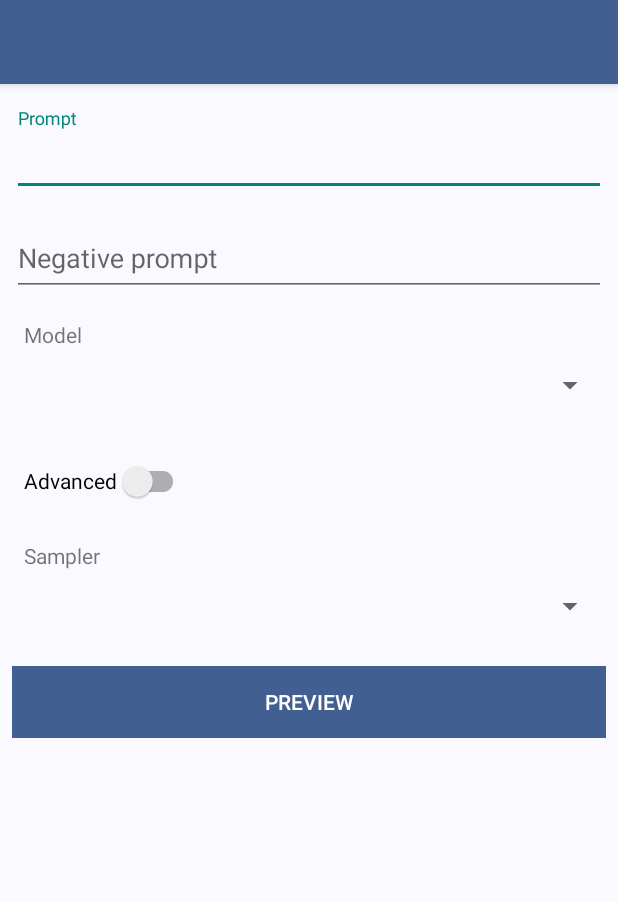
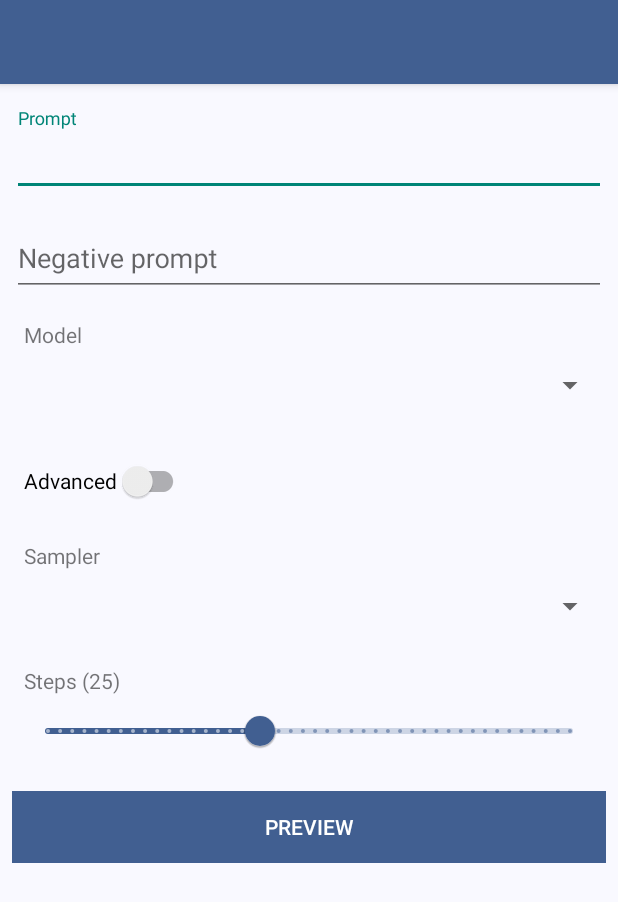
Before and after one commit to RikudouSage/AiWallpaperChanger, an Android app: the layout activity_main.xml on its own in the app's theme, with its tools: preview values and no code run, on a phone screen of 412 x 824 dp. Shown: the top 902 px of the screen. Run offline under Robolectric (Android 15) with nearby library versions, the phone set to English and light mode, and no system bars; network calls fail.

Commit message:
Add steps

```diff
--- a/app/src/main/res/layout/activity_main.xml
+++ b/app/src/main/res/layout/activity_main.xml
@@ -142,6 +142,31 @@
                     android:spinnerMode="dialog" />
             </com.google.android.material.textfield.TextInputLayout>
 
+            <TextView
+                android:id="@+id/steps_title"
+                android:layout_width="0dp"
+                android:layout_height="wrap_content"
+                app:layout_constraintTop_toBottomOf="@id/sampler_wrapper"
+                android:layout_marginTop="16dp"
+                app:layout_constraintStart_toStartOf="parent"
+                android:layout_marginStart="8dp"
+                tools:text="Steps (25)"
+                android:text="@string/app.generate.steps" />
+
+            <com.google.android.material.slider.Slider
+                android:id="@+id/steps_slider"
+                android:layout_width="0dp"
+                android:layout_height="wrap_content"
+                android:layout_marginStart="8dp"
+                android:layout_marginEnd="8dp"
+                android:stepSize="1"
+                android:value="25"
+                android:valueFrom="1"
+                android:valueTo="60"
+                app:layout_constraintEnd_toEndOf="parent"
+                app:layout_constraintStart_toStartOf="parent"
+                app:layout_constraintTop_toBottomOf="@id/steps_title" />
+
         </androidx.constraintlayout.widget.ConstraintLayout>
 
         <LinearLayout
--- a/app/src/main/res/values/strings.xml
+++ b/app/src/main/res/values/strings.xml
@@ -4,7 +4,7 @@
     <string name="app.generate.negative_prompt">Negative prompt</string>
     <string name="app.generate.model">Model</string>
     <string name="app.error.fetching_models_failed">Fetching the list of available models failed, please try again later.</string>
-    <string name="app.generate.steps">Steps</string>
+    <string name="app.generate.steps">Steps (%d)</string>
     <string name="app.generate.preview">Preview</string>
     <string name="app.error.generating_failed">Generating your image failed, please try again later.</string>
     <string name="app.error.create_tmp_file">Could not create a temporary file to store the generated image in.</string>
```
Also changed, not shown: app/src/main/java/cz/chrastecky/aiwallpaperchanger/activity/MainActivity.java (+23 -11 lines), 1 other file.
